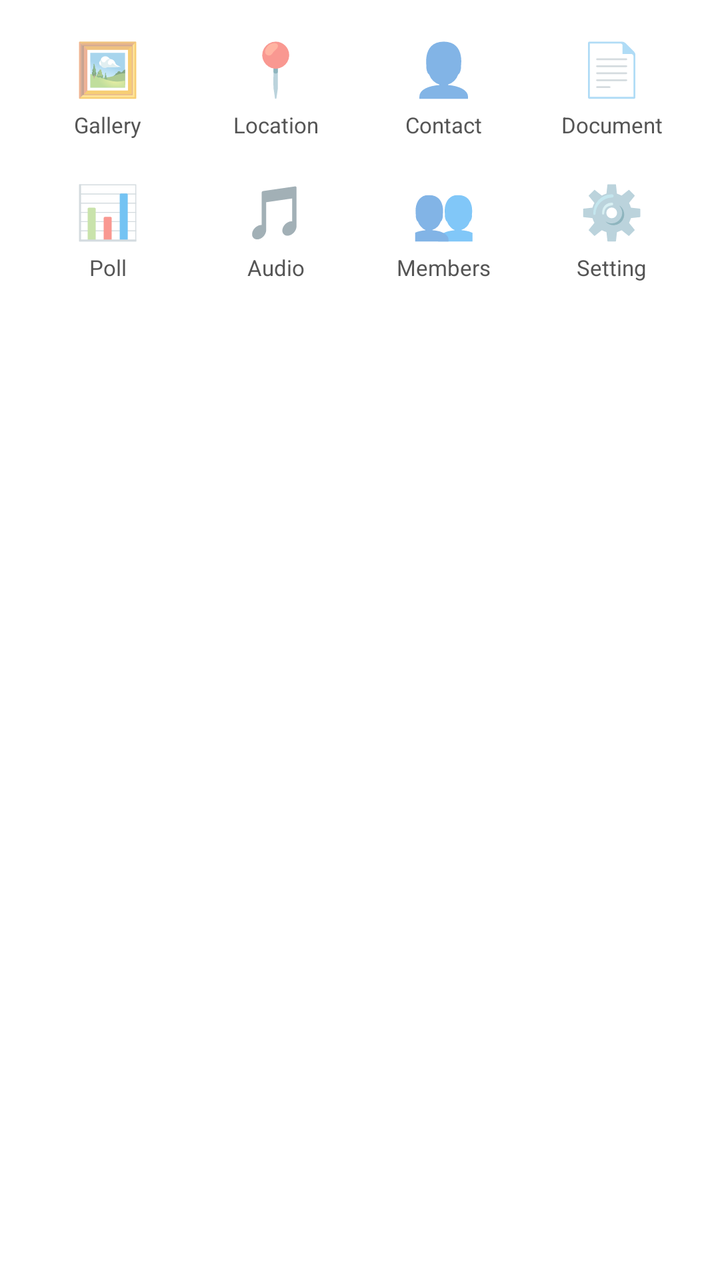
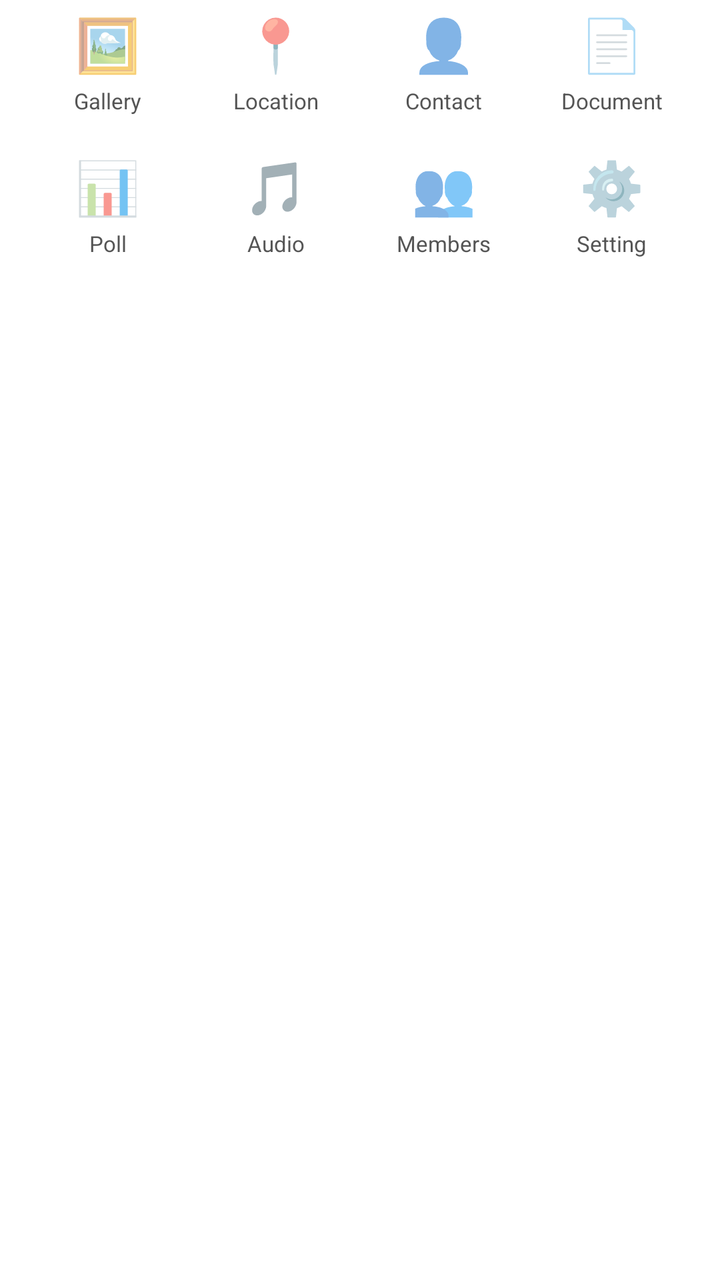

The first picture is an Android layout as it rendered before a commit; the second is the same layout after the commit. The layout source and the unified diff follow.
<!-- AndroidManifest.xml: application theme Theme.SignalX -->
<!-- res/layout/view_attach_panel.xml -->
<?xml version="1.0" encoding="utf-8"?>
<LinearLayout xmlns:android="http://schemas.android.com/apk/res/android"
    android:id="@+id/attachPanel"
    android:layout_width="match_parent"
    android:layout_height="wrap_content"
    android:orientation="vertical"
    android:visibility="visible"
    android:background="#FFFFFF"
    android:paddingTop="20dp">

    <LinearLayout
        android:layout_width="match_parent"
        android:layout_height="wrap_content"
        android:orientation="horizontal"
        android:paddingStart="12dp"
        android:paddingEnd="12dp">

        <LinearLayout android:id="@+id/cellGallery" android:layout_width="0dp" android:layout_height="wrap_content" android:layout_weight="1" android:orientation="vertical" android:gravity="center" android:clickable="true" android:focusable="true">
            <TextView android:layout_width="wrap_content" android:layout_height="wrap_content" android:text="🖼️" android:textSize="26sp" android:includeFontPadding="false" />
            <TextView android:layout_width="wrap_content" android:layout_height="wrap_content" android:layout_marginTop="6dp" android:text="Gallery" android:textSize="11sp" android:textColor="#555555" android:includeFontPadding="false" />
        </LinearLayout>

        <LinearLayout android:id="@+id/cellLocation" android:layout_width="0dp" android:layout_height="wrap_content" android:layout_weight="1" android:orientation="vertical" android:gravity="center" android:clickable="true" android:focusable="true">
            <TextView android:layout_width="wrap_content" android:layout_height="wrap_content" android:text="📍" android:textSize="26sp" android:includeFontPadding="false" />
            <TextView android:layout_width="wrap_content" android:layout_height="wrap_content" android:layout_marginTop="6dp" android:text="Location" android:textSize="11sp" android:textColor="#555555" android:includeFontPadding="false" />
        </LinearLayout>

        <LinearLayout android:id="@+id/cellContact" android:layout_width="0dp" android:layout_height="wrap_content" android:layout_weight="1" android:orientation="vertical" android:gravity="center" android:clickable="true" android:focusable="true">
            <TextView android:layout_width="wrap_content" android:layout_height="wrap_content" android:text="👤" android:textSize="26sp" android:includeFontPadding="false" />
            <TextView android:layout_width="wrap_content" android:layout_height="wrap_content" android:layout_marginTop="6dp" android:text="Contact" android:textSize="11sp" android:textColor="#555555" android:includeFontPadding="false" />
        </LinearLayout>

        <LinearLayout android:id="@+id/cellDocument" android:layout_width="0dp" android:layout_height="wrap_content" android:layout_weight="1" android:orientation="vertical" android:gravity="center" android:clickable="true" android:focusable="true">
            <TextView android:layout_width="wrap_content" android:layout_height="wrap_content" android:text="📄" android:textSize="26sp" android:includeFontPadding="false" />
            <TextView android:layout_width="wrap_content" android:layout_height="wrap_content" android:layout_marginTop="6dp" android:text="Document" android:textSize="11sp" android:textColor="#555555" android:includeFontPadding="false" />
        </LinearLayout>

    </LinearLayout>

    <LinearLayout
        android:layout_width="match_parent"
        android:layout_height="wrap_content"
        android:orientation="horizontal"
        android:layout_marginTop="22dp"
        android:paddingStart="12dp"
        android:paddingEnd="12dp">

        <LinearLayout android:id="@+id/cellPoll" android:layout_width="0dp" android:layout_height="wrap_content" android:layout_weight="1" android:orientation="vertical" android:gravity="center" android:clickable="true" android:focusable="true">
            <TextView android:layout_width="wrap_content" android:layout_height="wrap_content" android:text="📊" android:textSize="26sp" android:includeFontPadding="false" />
            <TextView android:layout_width="wrap_content" android:layout_height="wrap_content" android:layout_marginTop="6dp" android:text="Poll" android:textSize="11sp" android:textColor="#555555" android:includeFontPadding="false" />
        </LinearLayout>

        <LinearLayout android:id="@+id/cellAudio" android:layout_width="0dp" android:layout_height="wrap_content" android:layout_weight="1" android:orientation="vertical" android:gravity="center" android:clickable="true" android:focusable="true">
            <TextView android:layout_width="wrap_content" android:layout_height="wrap_content" android:text="🎵" android:textSize="26sp" android:includeFontPadding="false" />
            <TextView android:layout_width="wrap_content" android:layout_height="wrap_content" android:layout_marginTop="6dp" android:text="Audio" android:textSize="11sp" android:textColor="#555555" android:includeFontPadding="false" />
        </LinearLayout>

        <LinearLayout android:id="@+id/cellMembers" android:layout_width="0dp" android:layout_height="wrap_content" android:layout_weight="1" android:orientation="vertical" android:gravity="center" android:clickable="true" android:focusable="true">
            <TextView android:layout_width="wrap_content" android:layout_height="wrap_content" android:text="👥" android:textSize="26sp" android:includeFontPadding="false" />
            <TextView android:layout_width="wrap_content" android:layout_height="wrap_content" android:layout_marginTop="6dp" android:text="Members" android:textSize="11sp" android:textColor="#555555" android:includeFontPadding="false" />
        </LinearLayout>

        <LinearLayout android:id="@+id/cellSetting" android:layout_width="0dp" android:layout_height="wrap_content" android:layout_weight="1" android:orientation="vertical" android:gravity="center" android:clickable="true" android:focusable="true">
            <TextView android:layout_width="wrap_content" android:layout_height="wrap_content" android:text="⚙️" android:textSize="26sp" android:includeFontPadding="false" />
            <TextView android:layout_width="wrap_content" android:layout_height="wrap_content" android:layout_marginTop="6dp" android:text="Setting" android:textSize="11sp" android:textColor="#555555" android:includeFontPadding="false" />
        </LinearLayout>

    </LinearLayout>

</LinearLayout>
<!-- resources referenced by this layout -->
<resources>
  <style name="Theme.SignalX" parent="Theme.AppCompat.DayNight.NoActionBar">
          <item name="android:windowLightStatusBar">true</item>
          <item name="android:statusBarColor">#F5F5F5</item>
          <item name="colorPrimary">#6200EE</item>
      </style>
</resources>

<!-- the commit's change to res/layout/view_attach_panel.xml (unified diff, before → after) -->
@@ -6,7 +6,8 @@
     android:orientation="vertical"
     android:visibility="visible"
     android:background="#FFFFFF"
-    android:paddingTop="20dp">
+    android:paddingTop="8dp"
+    android:paddingBottom="20dp">
 
     <LinearLayout
         android:layout_width="match_parent"
